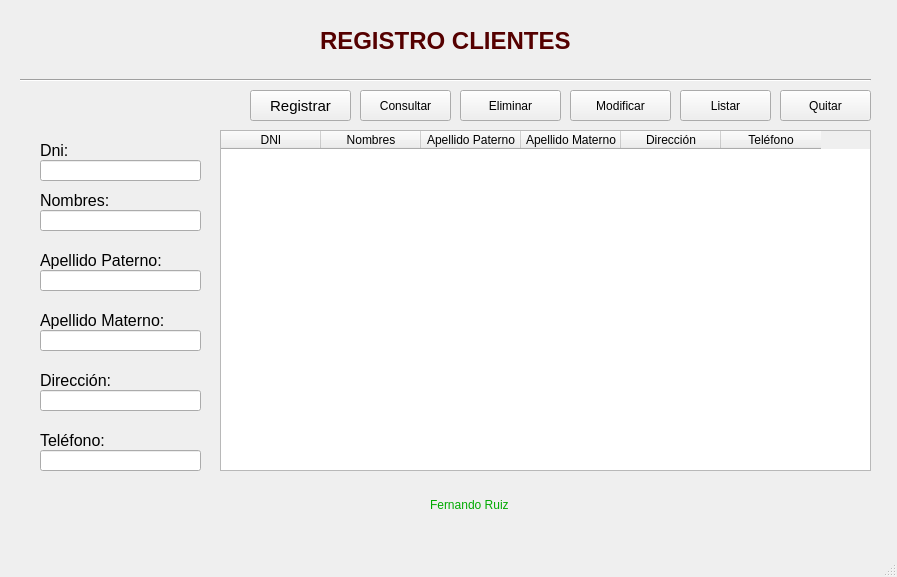
Above: UI/ventanaClientes.ui from fernandoruiz2016/python-store-management before the change. Below: the same form after it.
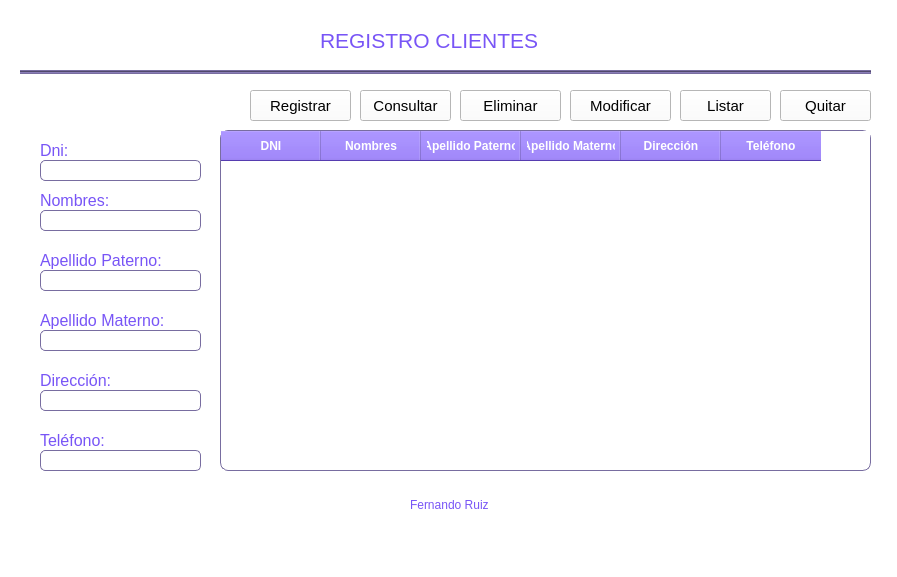
That is the form after the change.

```diff
--- a/UI/ventanaClientes.ui
+++ b/UI/ventanaClientes.ui
@@ -13,6 +13,9 @@
   <property name="windowTitle">
    <string>MainWindow</string>
   </property>
+  <property name="styleSheet">
+   <string notr="true">background: white;</string>
+  </property>
   <widget class="QWidget" name="centralwidget">
    <widget class="QPushButton" name="btnListar">
     <property name="geometry">
@@ -23,6 +26,11 @@
       <height>31</height>
      </rect>
     </property>
+    <property name="font">
+     <font>
+      <pointsize>11</pointsize>
+     </font>
+    </property>
     <property name="styleSheet">
      <string notr="true">font: 75 11pt &quot;MS Shell Dlg 2&quot;;</string>
     </property>
@@ -39,6 +47,11 @@
       <height>31</height>
      </rect>
     </property>
+    <property name="font">
+     <font>
+      <pointsize>11</pointsize>
+     </font>
+    </property>
     <property name="styleSheet">
      <string notr="true">font: 75 11pt &quot;MS Shell Dlg 2&quot;;</string>
     </property>
@@ -55,6 +68,11 @@
       <height>31</height>
      </rect>
     </property>
+    <property name="font">
+     <font>
+      <pointsize>11</pointsize>
+     </font>
+    </property>
     <property name="styleSheet">
      <string notr="true">font: 75 11pt &quot;MS Shell Dlg 2&quot;;</string>
     </property>
@@ -96,6 +114,11 @@
       <height>31</height>
      </rect>
     </property>
+    <property name="font">
+     <font>
+      <pointsize>11</pointsize>
+     </font>
+    </property>
     <property name="styleSheet">
      <string notr="true">font: 75 11pt &quot;MS Shell Dlg 2&quot;;</string>
     </property>
@@ -112,6 +135,11 @@
       <height>31</height>
      </rect>
     </property>
+    <property name="font">
+     <font>
+      <pointsize>11</pointsize>
+     </font>
+    </property>
     <property name="styleSheet">
      <string notr="true">font: 75 11pt &quot;MS Shell Dlg 2&quot;;</string>
     </property>
@@ -119,19 +147,6 @@
      <string>Consultar</string>
     </property>
    </widget>
-   <widget class="Line" name="line">
-    <property name="geometry">
-     <rect>
-      <x>20</x>
-      <y>70</y>
-      <width>851</width>
-      <height>20</height>
-     </rect>
-    </property>
-    <property name="orientation">
-     <enum>Qt::Horizontal</enum>
-    </property>
-   </widget>
    <widget class="QLineEdit" name="txtApellidoMaterno">
     <property name="geometry">
      <rect>
@@ -141,6 +156,11 @@
       <height>21</height>
      </rect>
     </property>
+    <property name="styleSheet">
+     <string notr="true">color: #7855F6;
+border: 1px solid #786DA0;
+border-radius: 5px</string>
+    </property>
    </widget>
    <widget class="QLineEdit" name="txtTelefono">
     <property name="geometry">
@@ -151,6 +171,11 @@
       <height>21</height>
      </rect>
     </property>
+    <property name="styleSheet">
+     <string notr="true">color: #7855F6;
+border: 1px solid #786DA0;
+border-radius: 5px</string>
+    </property>
    </widget>
    <widget class="QLineEdit" name="txtApellidoPaterno">
     <property name="geometry">
@@ -161,6 +186,11 @@
       <height>21</height>
      </rect>
     </property>
+    <property name="styleSheet">
+     <string notr="true">color: #7855F6;
+border: 1px solid #786DA0;
+border-radius: 5px</string>
+    </property>
    </widget>
    <widget class="QLineEdit" name="txtDni">
     <property name="geometry">
@@ -171,6 +201,11 @@
       <height>21</height>
      </rect>
     </property>
+    <property name="styleSheet">
+     <string notr="true">color: #7855F6;
+border: 1px solid #786DA0;
+border-radius: 5px</string>
+    </property>
    </widget>
    <widget class="QLineEdit" name="txtDireccion">
     <property name="geometry">
@@ -181,6 +216,11 @@
       <height>21</height>
      </rect>
     </property>
+    <property name="styleSheet">
+     <string notr="true">color: #7855F6;
+border: 1px solid #786DA0;
+border-radius: 5px</string>
+    </property>
    </widget>
    <widget class="QLineEdit" name="txtNombres">
     <property name="geometry">
@@ -191,6 +231,11 @@
       <height>21</height>
      </rect>
     </property>
+    <property name="styleSheet">
+     <string notr="true">color: #7855F6;
+border: 1px solid #786DA0;
+border-radius: 5px</string>
+    </property>
    </widget>
    <widget class="QTableWidget" name="tblClientes">
     <property name="geometry">
@@ -201,6 +246,32 @@
       <height>341</height>
      </rect>
     </property>
+    <property name="styleSheet">
+     <string notr="true">QTableWidget {
+    gridline-color: #e0e0e0;
+    border: 1px solid #786DA0;
+    border-radius: 8px;
+    font-size: 13px;
+    color: #7855F6;
+}
+
+QHeaderView::section {
+    background-color: #7855F6;
+    color: white;
+    padding: 6px;
+    font-weight: bold;
+}
+
+QTableWidget::item:selected {
+    background-color: #cfc6ff;
+    color: black;
+}
+
+QTableWidget::item:hover {
+    background-color: #eae6ff;
+}
+</string>
+    </property>
     <column>
      <property name="text">
       <string>DNI</string>
@@ -232,30 +303,6 @@
      </property>
     </column>
    </widget>
-   <widget class="QLabel" name="label">
-    <property name="geometry">
-     <rect>
-      <x>320</x>
-      <y>20</y>
-      <width>341</width>
-      <height>41</height>
-     </rect>
-    </property>
-    <property name="font">
-     <font>
-      <family>Arial</family>
-      <pointsize>18</pointsize>
-      <weight>75</weight>
-      <bold>true</bold>
-     </font>
-    </property>
-    <property name="styleSheet">
-     <string notr="true">color: rgb(85, 0, 0);</string>
-    </property>
-    <property name="text">
-     <string>REGISTRO CLIENTES</string>
-    </property>
-   </widget>
    <widget class="QLabel" name="label_9">
     <property name="geometry">
      <rect>
@@ -273,6 +320,10 @@
       <bold>false</bold>
      </font>
     </property>
+    <property name="styleSheet">
+     <string notr="true">color: #7855F6;
+font: inter</string>
+    </property>
     <property name="text">
      <string>Dni:</string>
     </property>
@@ -294,6 +345,10 @@
       <bold>false</bold>
      </font>
     </property>
+    <property name="styleSheet">
+     <string notr="true">color: #7855F6;
+font: inter</string>
+    </property>
     <property name="text">
      <string>Nombres:</string>
     </property>
@@ -315,6 +370,10 @@
       <bold>false</bold>
      </font>
     </property>
+    <property name="styleSheet">
+     <string notr="true">color: #7855F6;
+font: inter</string>
+    </property>
     <property name="text">
      <string>Apellido Paterno:</string>
     </property>
@@ -336,6 +395,10 @@
       <bold>false</bold>
      </font>
     </property>
+    <property name="styleSheet">
+     <string notr="true">color: #7855F6;
+font: inter</string>
+    </property>
     <property name="text">
      <string>Apellido Materno:</string>
     </property>
@@ -357,6 +420,10 @@
       <bold>false</bold>
      </font>
     </property>
+    <property name="styleSheet">
+     <string notr="true">color: #7855F6;
+font: inter</string>
+    </property>
     <property name="text">
      <string>Teléfono:</string>
     </property>
@@ -378,27 +445,98 @@
       <bold>false</bold>
      </font>
     </property>
+    <property name="styleSheet">
+     <string notr="true">color: #7855F6;
+font: inter</string>
+    </property>
     <property name="text">
      <string>Dirección:</string>
     </property>
    </widget>
+   <widget class="QLabel" name="label">
+    <property name="geometry">
+     <rect>
+      <x>320</x>
+      <y>30</y>
+      <width>261</width>
+      <height>21</height>
+     </rect>
+    </property>
+    <property name="font">
+     <font>
+      <pointsize>16</pointsize>
+      <weight>50</weight>
+      <italic>false</italic>
+      <bold>false</bold>
+     </font>
+    </property>
+    <property name="styleSheet">
+     <string notr="true">color: #7855F6;
+font: tahoma;
+font-style: bold;
+font-size: 16pt;</string>
+    </property>
+    <property name="text">
+     <string>REGISTRO CLIENTES</string>
+    </property>
+   </widget>
    <widget class="QLabel" name="label_2">
     <property name="geometry">
      <rect>
-      <x>430</x>
+      <x>410</x>
       <y>490</y>
-      <width>101</width>
+      <width>91</width>
       <height>31</height>
      </rect>
     </property>
     <property name="styleSheet">
-     <string notr="true">color: green;
+     <string notr="true">color: #7855F6;
 </string>
     </property>
     <property name="text">
-     <string>&lt;html&gt;&lt;head/&gt;&lt;body&gt;&lt;p&gt;&lt;span style=&quot; color:#00aa00;&quot;&gt;Fernando Ruiz&lt;/span&gt;&lt;/p&gt;&lt;/body&gt;&lt;/html&gt;</string>
+     <string>&lt;html&gt;&lt;head/&gt;&lt;body&gt;&lt;p&gt;&lt;span&gt;Fernando Ruiz&lt;/span&gt;&lt;/p&gt;&lt;/body&gt;&lt;/html&gt;</string>
     </property>
    </widget>
+   <widget class="Line" name="line_2">
+    <property name="geometry">
+     <rect>
+      <x>20</x>
+      <y>70</y>
+      <width>851</width>
+      <height>4</height>
+     </rect>
+    </property>
+    <property name="styleSheet">
+     <string notr="true">background-color: #786DA0;
+min-height: 2px;
+max-height: 2px;</string>
+    </property>
+    <property name="orientation">
+     <enum>Qt::Horizontal</enum>
+    </property>
+   </widget>
+   <zorder>btnListar</zorder>
+   <zorder>btnEliminar</zorder>
+   <zorder>btnModificar</zorder>
+   <zorder>btnRegistrar</zorder>
+   <zorder>btnQuitar</zorder>
+   <zorder>btnConsultar</zorder>
+   <zorder>tblClientes</zorder>
+   <zorder>label_9</zorder>
+   <zorder>label_11</zorder>
+   <zorder>label_12</zorder>
+   <zorder>label_13</zorder>
+   <zorder>label_14</zorder>
+   <zorder>label_15</zorder>
+   <zorder>label</zorder>
+   <zorder>label_2</zorder>
+   <zorder>line_2</zorder>
+   <zorder>txtDni</zorder>
+   <zorder>txtNombres</zorder>
+   <zorder>txtApellidoPaterno</zorder>
+   <zorder>txtApellidoMaterno</zorder>
+   <zorder>txtDireccion</zorder>
+   <zorder>txtTelefono</zorder>
   </widget>
   <widget class="QMenuBar" name="menubar">
    <property name="geometry">
```
Left out of the diff: 74 changed lines with no effect on the pictures.
